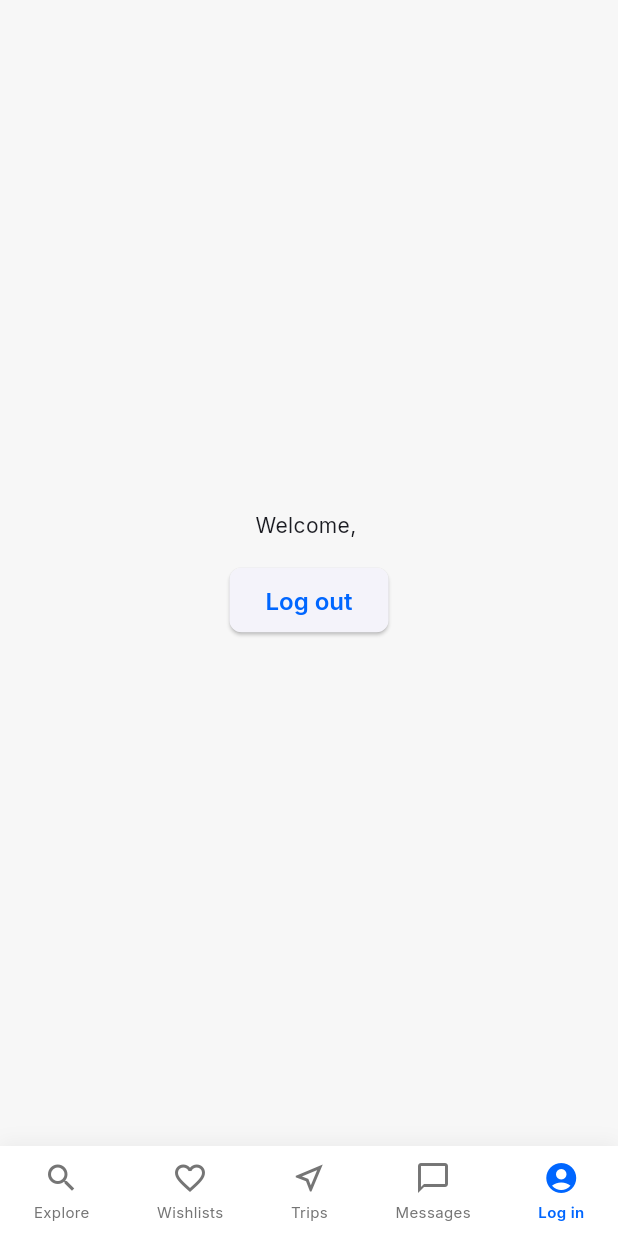
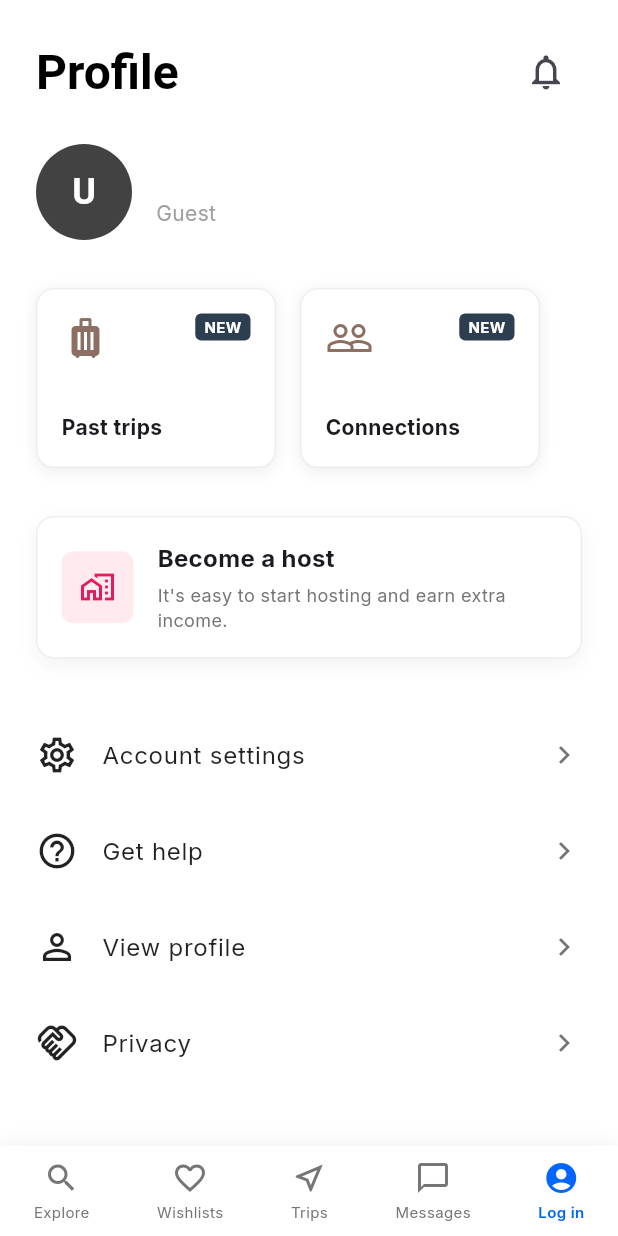
Before and after one commit to IXALS/VillaVibe, a Flutter app: the GuestHomeScreen screen opened directly, item 5 of the bottom bar chosen, on a phone screen of 412 x 824 dp. Run offline on Flutter 3.47's test engine with Material 3 defaults, Android fonts, the phone set to English and light mode, and no system bars; drawn by our look-alikes of flutter_animate; our stand-ins replace cloud_firestore, firebase_auth, firebase_core, flutter_riverpod, go_router, google_fonts and 2 more; accounts and stored records are empty; generated files the repository leaves out were written again; network calls fail.

Commit message:
feat: Implement guest home screen with authentication integration and related UI components.

```diff
--- a/lib/features/auth/data/repositories/auth_repository.dart
+++ b/lib/features/auth/data/repositories/auth_repository.dart
@@ -90,13 +90,26 @@ class AuthRepository {
     }
   }
 
-  Future<List<String>> fetchSignInMethodsForEmail(String email) async {
+  Future<bool> checkUserExists(String email) async {
     try {
-      return await _auth.fetchSignInMethodsForEmail(email);
+      // First try to fetch sign in methods (fastest if allowed)
+      try {
+        final methods = await _auth.fetchSignInMethodsForEmail(email);
+        if (methods.isNotEmpty) return true;
+      } catch (_) {
+        // Ignore error and fall back to Firestore
+      }
+
+      // Fallback: Check Firestore
+      final querySnapshot = await _firestore
+          .collection('users')
+          .where('email', isEqualTo: email)
+          .limit(1)
+          .get();
+
+      return querySnapshot.docs.isNotEmpty;
     } catch (e) {
-      // If error (e.g. invalid email), return empty list or rethrow
-      // For now, rethrow to handle in UI
-      rethrow;
+      throw Exception('Failed to check user existence: $e');
     }
   }
 
--- a/lib/features/auth/presentation/widgets/login_modal.dart
+++ b/lib/features/auth/presentation/widgets/login_modal.dart
@@ -36,17 +36,15 @@ class _LoginModalState extends ConsumerState<LoginModal> {
     });
 
     try {
-      final methods = await ref
-          .read(authRepositoryProvider)
-          .fetchSignInMethodsForEmail(email);
+      final exists =
+          await ref.read(authRepositoryProvider).checkUserExists(email);
 
       if (mounted) {
         setState(() {
           _isLoading = false;
-          // If methods is not empty, user exists -> Password step
-          // If methods is empty, user is new -> Signup step
-          _currentStep =
-              methods.isNotEmpty ? AuthStep.password : AuthStep.signup;
+          // If user exists -> Password step
+          // If user does not exist -> Signup step
+          _currentStep = exists ? AuthStep.password : AuthStep.signup;
         });
       }
     } catch (e) {
--- a/lib/features/auth/presentation/widgets/password_step_view.dart
+++ b/lib/features/auth/presentation/widgets/password_step_view.dart
@@ -63,36 +63,22 @@ class _PasswordStepViewState extends State<PasswordStepView> {
               const SizedBox(width: 24), // Balance back button
             ],
           ),
-          const SizedBox(height: 24),
-          const Divider(),
-          const SizedBox(height: 24),
+          const SizedBox(height: 40),
 
-          // Email (Read-only)
-          const Text(
-            'Email',
-            style: TextStyle(fontWeight: FontWeight.w600, fontSize: 16),
+          // Logo/Welcome
+          const Icon(Icons.home_filled, size: 48, color: Color(0xFFE31C5F)),
+          const SizedBox(height: 16),
+          Text(
+            'Welcome to VillaVibe',
+            style: Theme.of(context).textTheme.headlineSmall?.copyWith(
+                  fontWeight: FontWeight.bold,
                 ),
-          const SizedBox(height: 8),
-          TextFormField(
-            initialValue: widget.email,
-            readOnly: true,
-            decoration: InputDecoration(
-              border: OutlineInputBorder(
-                borderRadius: BorderRadius.circular(8),
+            textAlign: TextAlign.center,
           ),
-              contentPadding:
-                  const EdgeInsets.symmetric(horizontal: 12, vertical: 16),
-            ),
-            style: const TextStyle(color: Colors.grey),
-          ),
-          const SizedBox(height: 24),
+
+          const SizedBox(height: 40),
 
           // Password
-          const Text(
-            'Password',
-            style: TextStyle(fontWeight: FontWeight.w600, fontSize: 16),
-          ),
-          const SizedBox(height: 8),
           TextFormField(
             controller: _passwordController,
             obscureText: !_showPassword,
@@ -148,14 +134,15 @@ class _PasswordStepViewState extends State<PasswordStepView> {
                     ),
                   )
                 : const Text(
-                    'Log in',
+                    'Continue',
                     style: TextStyle(fontSize: 16, fontWeight: FontWeight.w600),
                   ),
           ),
 
-          const SizedBox(height: 16),
+          const SizedBox(height: 24),
 
-          TextButton(
+          Center(
+            child: TextButton(
               onPressed: () {
                 // TODO: Implement forgot password
               },
@@ -168,6 +155,7 @@ class _PasswordStepViewState extends State<PasswordStepView> {
                 ),
               ),
             ),
+          ),
         ],
       ).animate().fadeIn().slideX(begin: 0.1, end: 0),
     );
--- a/lib/features/guest/presentation/screens/guest_home_screen.dart
+++ b/lib/features/guest/presentation/screens/guest_home_screen.dart
@@ -13,6 +13,7 @@ import 'package:villavibe/core/presentation/widgets/property_card.dart';
 import 'package:villavibe/core/presentation/widgets/property_card_shimmer.dart';
 import 'package:villavibe/features/guest/presentation/widgets/login_prompt_view.dart';
 import 'package:villavibe/features/guest/presentation/widgets/profile_login_view.dart';
+import 'package:villavibe/features/guest/presentation/widgets/authenticated_profile_view.dart';
 
 class GuestHomeScreen extends ConsumerStatefulWidget {
   const GuestHomeScreen({super.key});
@@ -69,21 +70,7 @@ class _GuestHomeScreenState extends ConsumerState<GuestHomeScreen> {
           if (user == null) {
             return const ProfileLoginView();
           }
-          return Center(
-            child: Column(
-              mainAxisAlignment: MainAxisAlignment.center,
-              children: [
-                Text('Welcome, ${user.displayName}'),
-                const SizedBox(height: 16),
-                ElevatedButton(
-                  onPressed: () {
-                    ref.read(authRepositoryProvider).signOut();
-                  },
-                  child: const Text('Log out'),
-                ),
-              ],
-            ),
-          );
+          return const AuthenticatedProfileView();
         default:
           return _buildExploreContent(allPropertiesAsync);
       }
--- /dev/null
+++ b/lib/features/guest/presentation/widgets/authenticated_profile_view.dart
@@ -0,0 +1,300 @@
+import 'package:flutter/material.dart';
+import 'package:flutter_riverpod/flutter_riverpod.dart';
+import 'package:villavibe/features/auth/data/repositories/auth_repository.dart';
+
+class AuthenticatedProfileView extends ConsumerWidget {
+  const AuthenticatedProfileView({super.key});
+
+  @override
+  Widget build(BuildContext context, WidgetRef ref) {
+    final user = ref.watch(currentUserProvider).value;
+
+    if (user == null) return const SizedBox.shrink();
+
+    return Scaffold(
+      backgroundColor: Colors.white,
+      body: SafeArea(
+        child: SingleChildScrollView(
+          child: Column(
+            crossAxisAlignment: CrossAxisAlignment.start,
+            children: [
+              // Header
+              Padding(
+                padding: const EdgeInsets.all(24.0),
+                child: Row(
+                  mainAxisAlignment: MainAxisAlignment.spaceBetween,
+                  children: [
+                    Text(
+                      'Profile',
+                      style:
+                          Theme.of(context).textTheme.headlineLarge?.copyWith(
+                                fontWeight: FontWeight.bold,
+                                color: Colors.black,
+                              ),
+                    ),
+                    IconButton(
+                      onPressed: () {
+                        // Notifications
+                      },
+                      icon: const Icon(Icons.notifications_outlined, size: 28),
+                    ),
+                  ],
+                ),
+              ),
+
+              // User Info
+              Padding(
+                padding: const EdgeInsets.symmetric(horizontal: 24.0),
+                child: Row(
+                  children: [
+                    CircleAvatar(
+                      radius: 32,
+                      backgroundColor: Colors.grey[800],
+                      child: Text(
+                        user.displayName.isNotEmpty == true
+                            ? user.displayName[0].toUpperCase()
+                            : 'U',
+                        style: const TextStyle(
+                          fontSize: 24,
+                          color: Colors.white,
+                          fontWeight: FontWeight.bold,
+                        ),
+                      ),
+                    ),
+                    const SizedBox(width: 16),
+                    Column(
+                      crossAxisAlignment: CrossAxisAlignment.start,
+                      children: [
+                        Text(
+                          user.displayName,
+                          style: const TextStyle(
+                            fontSize: 20,
+                            fontWeight: FontWeight.bold,
+                          ),
+                        ),
+                        const Text(
+                          'Guest',
+                          style: TextStyle(
+                            fontSize: 14,
+                            color: Colors.grey,
+                          ),
+                        ),
+                      ],
+                    ),
+                  ],
+                ),
+              ),
+
+              const SizedBox(height: 32),
+
+              // Cards Section (Past trips, Connections)
+              SingleChildScrollView(
+                scrollDirection: Axis.horizontal,
+                padding: const EdgeInsets.symmetric(horizontal: 24),
+                child: Row(
+                  children: [
+                    _buildCard(
+                      context,
+                      title: 'Past trips',
+                      icon: Icons.luggage, // Placeholder icon
+                      isNew: true,
+                    ),
+                    const SizedBox(width: 16),
+                    _buildCard(
+                      context,
+                      title: 'Connections',
+                      icon: Icons.people_outline, // Placeholder icon
+                      isNew: true,
+                    ),
+                  ],
+                ),
+              ),
+
+              const SizedBox(height: 32),
+
+              // Become a host banner
+              Padding(
+                padding: const EdgeInsets.symmetric(horizontal: 24.0),
+                child: Container(
+                  padding: const EdgeInsets.all(16),
+                  decoration: BoxDecoration(
+                    color: Colors.white,
+                    borderRadius: BorderRadius.circular(12),
+                    boxShadow: [
+                      BoxShadow(
+                        color: Colors.black.withOpacity(0.05),
+                        blurRadius: 10,
+                        offset: const Offset(0, 4),
+                      ),
+                    ],
+                    border: Border.all(color: Colors.grey[200]!),
+                  ),
+                  child: Row(
+                    children: [
+                      // Placeholder image/icon
+                      Container(
+                        width: 48,
+                        height: 48,
+                        decoration: BoxDecoration(
+                          color: Colors.red[50],
+                          borderRadius: BorderRadius.circular(8),
+                        ),
+                        child: const Icon(Icons.home_work_outlined,
+                            color: Color(0xFFE31C5F)),
+                      ),
+                      const SizedBox(width: 16),
+                      Expanded(
+                        child: Column(
+                          crossAxisAlignment: CrossAxisAlignment.start,
+                          children: [
+                            const Text(
+                              'Become a host',
+                              style: TextStyle(
+                                fontWeight: FontWeight.bold,
+                                fontSize: 16,
+                              ),
+                            ),
+                            const SizedBox(height: 4),
+                            Text(
+                              'It\'s easy to start hosting and earn extra income.',
+                              style: TextStyle(
+                                color: Colors.grey[600],
+                                fontSize: 12,
+                              ),
+                            ),
+                          ],
+                        ),
+                      ),
+                    ],
+                  ),
+                ),
+              ),
+
+              const SizedBox(height: 32),
+
+              // Settings List
+              _buildListTile(
+                  context, Icons.settings_outlined, 'Account settings'),
+              _buildListTile(context, Icons.help_outline, 'Get help'),
+              _buildListTile(context, Icons.person_outline, 'View profile'),
+              _buildListTile(context, Icons.handshake_outlined, 'Privacy'),
+              const SizedBox(height: 24),
+
+              _buildListTile(context, Icons.people_outline, 'Refer a host'),
+              _buildListTile(
+                  context, Icons.person_add_outlined, 'Find a co-host'),
+              _buildListTile(context, Icons.menu_book_outlined, 'Legal'),
+
+              ListTile(
+                contentPadding:
+                    const EdgeInsets.symmetric(horizontal: 24, vertical: 4),
+                leading:
+                    const Icon(Icons.logout, color: Colors.black87, size: 28),
+                title: Text(
+                  'Log out',
+                  style: Theme.of(context).textTheme.bodyLarge?.copyWith(
+                        fontWeight: FontWeight.w400,
+                        color: Colors.black87,
+                      ),
+                ),
+                onTap: () {
+                  ref.read(authRepositoryProvider).signOut();
+                },
+              ),
+
+              const SizedBox(height: 24),
+              const Divider(height: 1),
+              Padding(
+                padding: const EdgeInsets.all(24.0),
+                child: Text(
+                  'Version 1.0.0',
+                  style: Theme.of(context).textTheme.bodySmall?.copyWith(
+                        color: Colors.grey[500],
+                      ),
+                ),
+              ),
+            ],
+          ),
+        ),
+      ),
+    );
+  }
+
+  Widget _buildCard(BuildContext context,
+      {required String title, required IconData icon, bool isNew = false}) {
+    return Container(
+      width: 160,
+      height: 120,
+      padding: const EdgeInsets.all(16),
+      decoration: BoxDecoration(
+        color: Colors.white,
+        borderRadius: BorderRadius.circular(12),
+        boxShadow: [
+          BoxShadow(
+            color: Colors.black.withOpacity(0.08),
+            blurRadius: 8,
+            offset: const Offset(0, 2),
+          ),
+        ],
+        border: Border.all(color: Colors.grey[200]!),
+      ),
+      child: Stack(
+        children: [
+          Column(
+            crossAxisAlignment: CrossAxisAlignment.start,
+            mainAxisAlignment: MainAxisAlignment.center,
+            children: [
+              Icon(icon, size: 32, color: Colors.brown[400]),
+              const Spacer(),
+              Text(
+                title,
+                style: const TextStyle(
+                  fontWeight: FontWeight.bold,
+                  fontSize: 14,
+                ),
+              ),
+            ],
+          ),
+          if (isNew)
+            Positioned(
+              top: 0,
+              right: 0,
+              child: Container(
+                padding: const EdgeInsets.symmetric(horizontal: 6, vertical: 2),
+                decoration: BoxDecoration(
+                  color: const Color(0xFF2C3E50),
+                  borderRadius: BorderRadius.circular(4),
+                ),
+                child: const Text(
+                  'NEW',
+                  style: TextStyle(
+                    color: Colors.white,
+                    fontSize: 10,
+                    fontWeight: FontWeight.bold,
+                  ),
+                ),
+              ),
+            ),
+        ],
+      ),
+    );
+  }
+
+  Widget _buildListTile(BuildContext context, IconData icon, String title) {
+    return ListTile(
+      contentPadding: const EdgeInsets.symmetric(horizontal: 24, vertical: 4),
+      leading: Icon(icon, color: Colors.black87, size: 28),
+      title: Text(
+        title,
+        style: Theme.of(context).textTheme.bodyLarge?.copyWith(
+              fontWeight: FontWeight.w400,
+              color: Colors.black87,
+            ),
+      ),
+      trailing: const Icon(Icons.chevron_right, color: Colors.black54),
+      onTap: () {
+        // TODO: Implement navigation
+      },
+    );
+  }
+}
```
Lines whose indentation alone changed are shown as unchanged.
